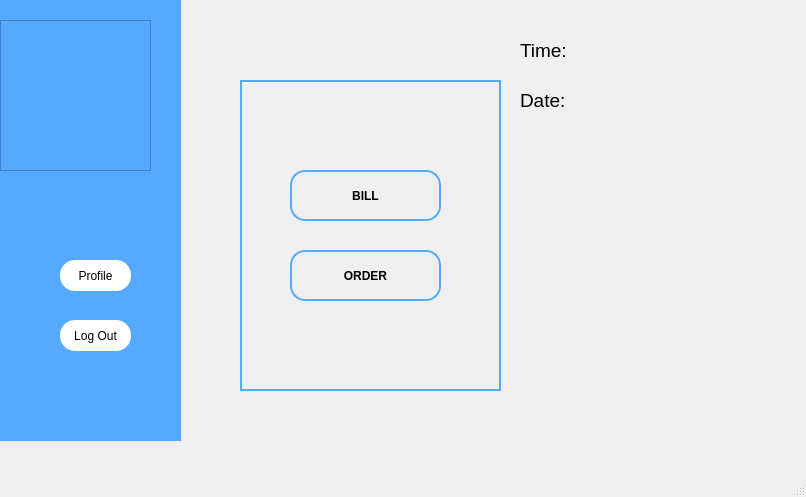
Qt form mainwindow.ui (KhairiSlimani/SmartFactory) before a commit.
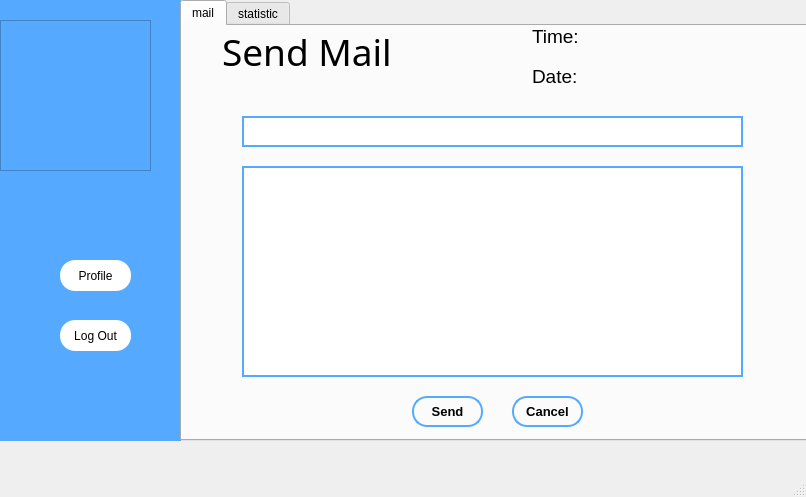
The same form after that commit. The open tabs and pages were chosen to show the change. Icons and pictures are not drawn.

```diff
--- a/mainwindow.ui
+++ b/mainwindow.ui
@@ -24,7 +24,7 @@
      </rect>
     </property>
     <property name="currentIndex">
-     <number>0</number>
+     <number>3</number>
     </property>
     <widget class="QWidget" name="page">
      <widget class="QLabel" name="label_18">
@@ -2944,6 +2944,323 @@
       </widget>
      </widget>
     </widget>
+    <widget class="QWidget" name="page_4">
+     <widget class="QWidget" name="widget_55" native="true">
+      <property name="geometry">
+       <rect>
+        <x>10</x>
+        <y>0</y>
+        <width>181</width>
+        <height>461</height>
+       </rect>
+      </property>
+      <property name="styleSheet">
+       <string notr="true">background:rgb(85, 170, 255);</string>
+      </property>
+      <widget class="QPushButton" name="profileButton_22">
+       <property name="geometry">
+        <rect>
+         <x>60</x>
+         <y>260</y>
+         <width>71</width>
+         <height>31</height>
+        </rect>
+       </property>
+       <property name="styleSheet">
+        <string notr="true">#profileButton_22
+{
+	border-radius:15px;
+	background:white;
+}
+
+#profileButton_22:hover
+{
+	border:2px solid black;
+}</string>
+       </property>
+       <property name="text">
+        <string>Profile</string>
+       </property>
+      </widget>
+      <widget class="QPushButton" name="logOutButton_22">
+       <property name="geometry">
+        <rect>
+         <x>60</x>
+         <y>320</y>
+         <width>71</width>
+         <height>31</height>
+        </rect>
+       </property>
+       <property name="styleSheet">
+        <string notr="true">#logOutButton_22
+{
+	border-radius:15px;
+	background:white;
+}
+
+#logOutButton_22:hover
+{
+	border:2px solid black;
+}	
+</string>
+       </property>
+       <property name="text">
+        <string>Log Out</string>
+       </property>
+      </widget>
+      <widget class="QFrame" name="frame_80">
+       <property name="geometry">
+        <rect>
+         <x>0</x>
+         <y>20</y>
+         <width>151</width>
+         <height>151</height>
+        </rect>
+       </property>
+       <property name="styleSheet">
+        <string notr="true">image: url(C:/Users/meriam/Documents/qt/projectSecond/floralloLogo.png);
+border-image:url(:/images/floralloLogo.png);</string>
+       </property>
+       <property name="frameShape">
+        <enum>QFrame::StyledPanel</enum>
+       </property>
+       <property name="frameShadow">
+        <enum>QFrame::Raised</enum>
+       </property>
+      </widget>
+     </widget>
+     <widget class="QTabWidget" name="tabWidget">
+      <property name="geometry">
+       <rect>
+        <x>190</x>
+        <y>0</y>
+        <width>631</width>
+        <height>441</height>
+       </rect>
+      </property>
+      <property name="currentIndex">
+       <number>1</number>
+      </property>
+      <widget class="QWidget" name="mail">
+       <attribute name="title">
+        <string>mail</string>
+       </attribute>
+       <widget class="QLabel" name="label_34">
+        <property name="geometry">
+         <rect>
+          <x>350</x>
+          <y>0</y>
+          <width>47</width>
+          <height>21</height>
+         </rect>
+        </property>
+        <property name="font">
+         <font>
+          <pointsize>14</pointsize>
+         </font>
+        </property>
+        <property name="text">
+         <string>Time:</string>
+        </property>
+       </widget>
+       <widget class="QLabel" name="time5">
+        <property name="geometry">
+         <rect>
+          <x>410</x>
+          <y>0</y>
+          <width>151</width>
+          <height>31</height>
+         </rect>
+        </property>
+        <property name="font">
+         <font>
+          <pointsize>14</pointsize>
+         </font>
+        </property>
+        <property name="text">
+         <string/>
+        </property>
+       </widget>
+       <widget class="QLabel" name="label_35">
+        <property name="geometry">
+         <rect>
+          <x>350</x>
+          <y>40</y>
+          <width>47</width>
+          <height>21</height>
+         </rect>
+        </property>
+        <property name="font">
+         <font>
+          <pointsize>14</pointsize>
+         </font>
+        </property>
+        <property name="text">
+         <string>Date:</string>
+        </property>
+       </widget>
+       <widget class="QLabel" name="date5">
+        <property name="geometry">
+         <rect>
+          <x>410</x>
+          <y>40</y>
+          <width>91</width>
+          <height>31</height>
+         </rect>
+        </property>
+        <property name="font">
+         <font>
+          <pointsize>14</pointsize>
+         </font>
+        </property>
+        <property name="text">
+         <string/>
+        </property>
+       </widget>
+       <widget class="QLabel" name="label_36">
+        <property name="geometry">
+         <rect>
+          <x>40</x>
+          <y>-10</y>
+          <width>281</width>
+          <height>71</height>
+         </rect>
+        </property>
+        <property name="font">
+         <font>
+          <family>Arial Rounded MT Bold</family>
+          <pointsize>28</pointsize>
+         </font>
+        </property>
+        <property name="text">
+         <string>Send Mail</string>
+        </property>
+       </widget>
+       <widget class="QLineEdit" name="subjectLineEdit">
+        <property name="enabled">
+         <bool>true</bool>
+        </property>
+        <property name="geometry">
+         <rect>
+          <x>60</x>
+          <y>90</y>
+          <width>501</width>
+          <height>31</height>
+         </rect>
+        </property>
+        <property name="font">
+         <font>
+          <pointsize>11</pointsize>
+         </font>
+        </property>
+        <property name="styleSheet">
+         <string notr="true">#subjectLineEdit
+{
+		border:2px solid rgb(85, 170, 255);
+}</string>
+        </property>
+       </widget>
+       <widget class="QPlainTextEdit" name="plainTextEdit">
+        <property name="geometry">
+         <rect>
+          <x>60</x>
+          <y>140</y>
+          <width>501</width>
+          <height>211</height>
+         </rect>
+        </property>
+        <property name="styleSheet">
+         <string notr="true">border:2px solid rgb(85, 170, 255);</string>
+        </property>
+       </widget>
+       <widget class="QPushButton" name="cancelButton_4">
+        <property name="geometry">
+         <rect>
+          <x>330</x>
+          <y>370</y>
+          <width>71</width>
+          <height>31</height>
+         </rect>
+        </property>
+        <property name="font">
+         <font>
+          <family>Arial</family>
+          <pointsize>10</pointsize>
+          <weight>75</weight>
+          <bold>true</bold>
+         </font>
+        </property>
+        <property name="styleSheet">
+         <string notr="true">#cancelButton_4
+{
+	border-radius:15px;
+	background:transparent;
+	border:2px solid rgb(85, 170, 255);	
+}
+
+#cancelButton_4:hover
+{
+	background:rgb(85, 170, 255);
+}</string>
+        </property>
+        <property name="text">
+         <string>Cancel</string>
+        </property>
+       </widget>
+       <widget class="QPushButton" name="sendMailButton">
+        <property name="geometry">
+         <rect>
+          <x>230</x>
+          <y>370</y>
+          <width>71</width>
+          <height>31</height>
+         </rect>
+        </property>
+        <property name="font">
+         <font>
+          <family>Arial</family>
+          <pointsize>10</pointsize>
+          <weight>75</weight>
+          <bold>true</bold>
+         </font>
+        </property>
+        <property name="styleSheet">
+         <string notr="true">#sendMailButton
+{
+	border-radius:15px;
+	background:transparent;
+	border:2px solid rgb(85, 170, 255);
+}
+
+#sendMailButton:hover
+{
+		background:rgb(85, 170, 255);
+
+}</string>
+        </property>
+        <property name="text">
+         <string>Send</string>
+        </property>
+       </widget>
+      </widget>
+      <widget class="QWidget" name="statistic">
+       <attribute name="title">
+        <string>statistic</string>
+       </attribute>
+       <widget class="QFrame" name="horizontalFrame">
+        <property name="geometry">
+         <rect>
+          <x>0</x>
+          <y>0</y>
+          <width>631</width>
+          <height>411</height>
+         </rect>
+        </property>
+        <layout class="QHBoxLayout" name="horizontalLayout"/>
+       </widget>
+      </widget>
+     </widget>
+    </widget>
    </widget>
   </widget>
   <widget class="QMenuBar" name="menubar">
```
Left out of the diff: 10 changed lines with no effect on the pictures.
